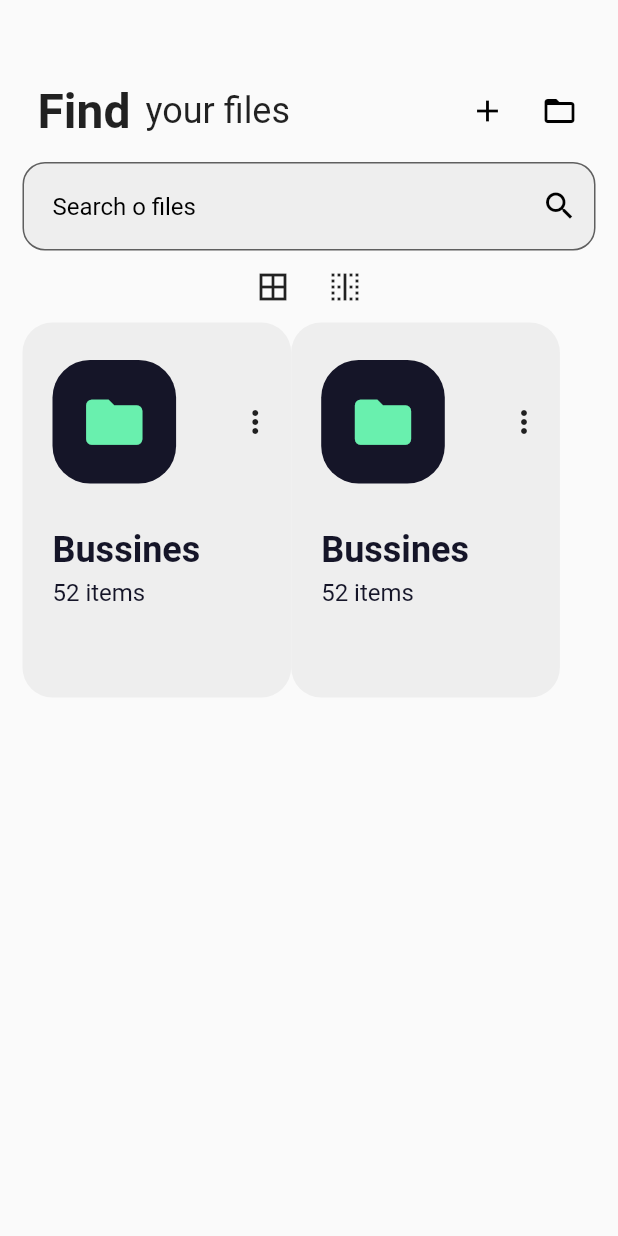
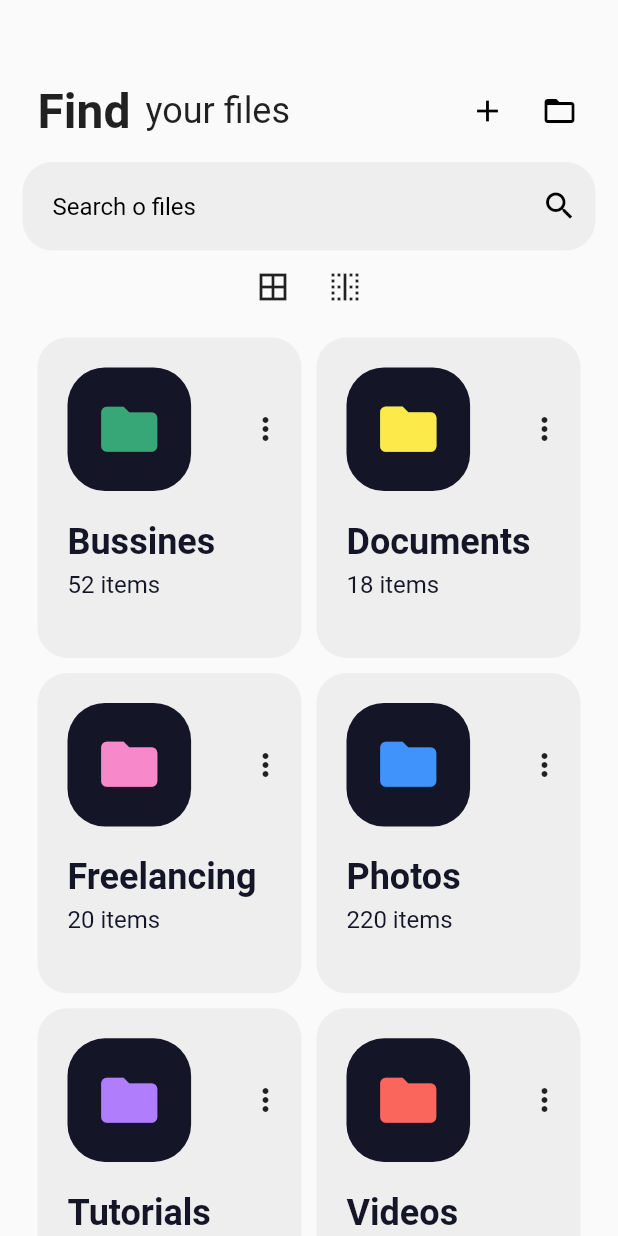
Before and after one commit to rafaelcarvalhocaetano/FindFiles, a Flutter app: the screen it shows after launch, on a phone screen of 412 x 824 dp. Run offline on Flutter 3.47's test engine with Material 2 defaults, Android fonts, the phone set to English and light mode, and no system bars; Roboto replaces fonts that are missing (OpenSans).

Commit message:
Finished Home

```diff
--- a/lib/main.dart
+++ b/lib/main.dart
@@ -14,9 +14,6 @@ class MyApp extends StatelessWidget {
           builder: (context, orientation) {
             return MaterialApp(
               debugShowCheckedModeBanner: false,
-//      theme: ThemeData(
-//        primarySwatch: Colors.blue,
-//      ),
               home: MyHomePage(),
             );
           },
@@ -36,11 +33,9 @@ class _MyHomePageState extends State<MyHomePage> {
   @override
   Widget build(BuildContext context) {
     return Scaffold(
-//      appBar: AppBar(
-//        backgroundColor: Colors.white,
-//        title: Text('Test'),
-//      ),
       body: SingleChildScrollView(
+//        scrollDirection: Axis.horizontal,
+        child: Container(
           child: Padding(
             padding: const EdgeInsets.only(left: 15.0, right: 15.0),
             child: Column(
@@ -87,9 +82,10 @@ class _MyHomePageState extends State<MyHomePage> {
                         borderRadius: BorderRadius.all(Radius.circular(15.0)),
                         borderSide: BorderSide(color: Colors.transparent, width: 1),
                       ),
+
                       border: OutlineInputBorder(
-                      borderRadius: BorderRadius.all(Radius.circular(15.0)),
-                      borderSide: BorderSide(color: Colors.transparent, width: 1),
+                        borderSide: BorderSide.none,
+                        borderRadius: BorderRadius.circular(20),
                       ),
                       filled: true,
                       fillColor: Colors.grey[200],
@@ -104,28 +100,43 @@ class _MyHomePageState extends State<MyHomePage> {
                     IconButton(icon: Icon(Icons.border_vertical), onPressed: () { print('BORDER 1 '); }, ),
                   ],
                 ),
-              Row(
+                Container(
+                  height: MediaQuery.of(context).size.height,
+                  child: new GridView.count(
+                    childAspectRatio:MediaQuery.of(context).size.width / 500,
+                    padding: const EdgeInsets.all(10.0),
+                    crossAxisCount: 2,
+                    primary: true,
+                    crossAxisSpacing: 10,
+                    mainAxisSpacing: 10,
+                    scrollDirection: Axis.vertical,
                     children: <Widget>[
-                  _cardsFiles('Bussines', 52, 0xFF151528),
-                  _cardsFiles('Bussines', 52, 0xFF151528),
+                    _cardsFiles('Bussines', 52, 0xFF151528, 0xFF38A777),
+                    _cardsFiles('Documents', 18, 0xFF151528, 0xFFFCEA4A),
+                    _cardsFiles('Freelancing', 20, 0xFF151528, 0xFFF788CA),
+                    _cardsFiles('Photos', 220, 0xFF151528, 0xFF4093FB),
+                    _cardsFiles('Tutorials', 05, 0xFF151528, 0xFFB07DFD),
+                    _cardsFiles('Videos', 120, 0xFF151528, 0xFFFA665C),
                     ],
                   ),
-
+                ),
               ],
+            ),
           ),
         ),
       ),
     );
   }
 
-  _cardsFiles(String file, int count, int color) {
+  _cardsFiles(String file, int count, int colorCard, int colorsIcons) {
     return Container(
-      width: MediaQuery.of(context).size.width / 2.3,
-      height: 50 * 5.0,
-      padding: const EdgeInsets.only(top: 25.0),
+      width: MediaQuery.of(context).size.width,
+      height: 30.0,
+      padding: const EdgeInsets.only(top: 20.0),
+
       decoration: BoxDecoration(
         borderRadius: BorderRadius.circular(20),
-        color: Colors.grey[200]
+        color: Colors.grey[200],
       ),
       child: Column(
         children: <Widget>[
@@ -141,10 +152,10 @@ class _MyHomePageState extends State<MyHomePage> {
                     decoration: BoxDecoration(
                         borderRadius: BorderRadius.circular(25),
 //                        color: Color(0xFF151528)
-                        color: Color(color)
+                        color: Color(colorCard)
                   ),
                     child: Icon(
-                      Icons.folder, color: Colors.greenAccent[200],
+                      Icons.folder, color: Color(colorsIcons),
                       size: 45,
                     ),
                   ),
@@ -155,7 +166,7 @@ class _MyHomePageState extends State<MyHomePage> {
             ),
           ),
           Padding(
-            padding: const EdgeInsets.only(left: 20.0, top: 30.0),
+            padding: const EdgeInsets.all(20.0),
             child: Container(
               width: MediaQuery.of(context).size.width / 2.5,
               child: Column(
@@ -172,7 +183,7 @@ class _MyHomePageState extends State<MyHomePage> {
                     child: Text('${count} items', style: TextStyle(
                       fontSize: 16,
                       fontFamily: 'OpenSans',
-                      color: Color(color),
+                      color: Color(colorCard),
                     ),),
                   )
                 ],
```
Lines whose indentation alone changed are shown as unchanged.
